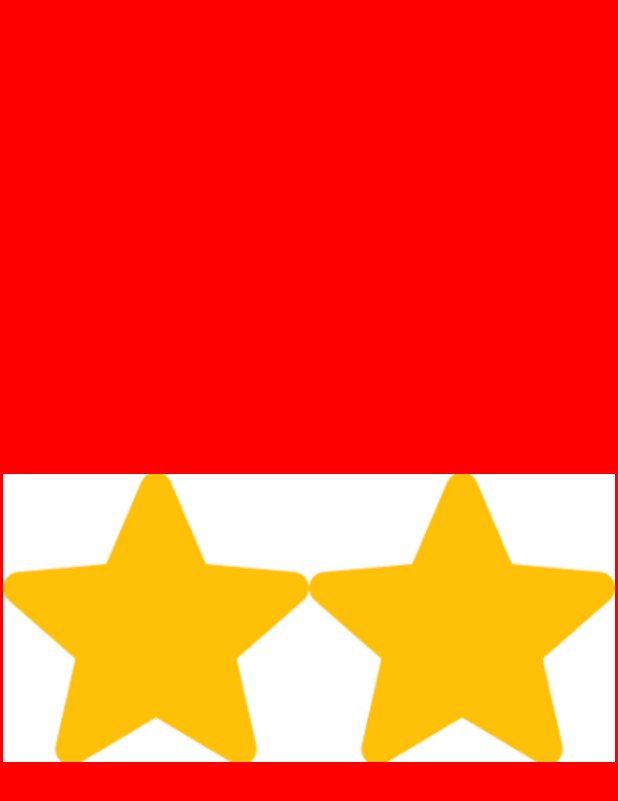
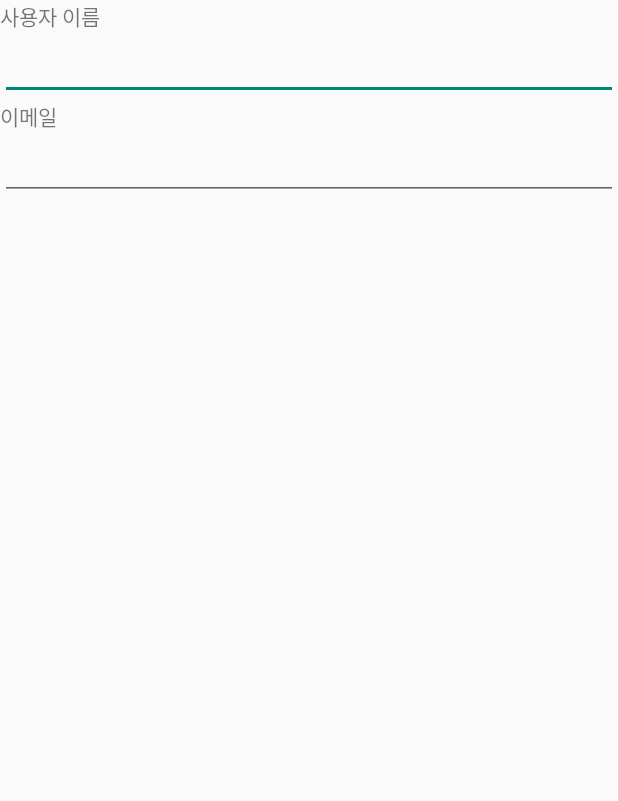
Before and after one commit to iamjooon2-playground/Gandroid-Starter, an Android app: the layout dialog.xml on its own in the app's theme, with its tools: preview values and no code run, on a phone screen of 412 x 824 dp. Shown: the top 801 px of the screen. Run offline under Robolectric (Android 15) with nearby library versions, the light colour scheme and no system bars.

Commit message:
과제 완성

```diff
--- a/app/src/main/res/layout/activity_main.xml
+++ b/app/src/main/res/layout/activity_main.xml
@@ -3,7 +3,7 @@
     xmlns:tools="http://schemas.android.com/tools"
     android:id="@+id/main"
     android:layout_width="match_parent"
-    android:layout_height="match_parent"
+    android:layout_height="wrap_content"
     android:gravity="center_horizontal"
     android:orientation="vertical"
     android:theme="@style/ThemeOverlay.AppCompat.ActionBar"
@@ -25,6 +25,7 @@
     <Button
         android:id="@+id/button"
         android:layout_width="wrap_content"
-        android:layout_height="wrap_content" />
+        android:layout_height="wrap_content"
+        android:text="여기를 클릭" />
 
 </LinearLayout>
--- a/app/src/main/res/layout/dialog.xml
+++ b/app/src/main/res/layout/dialog.xml
@@ -1,25 +1,24 @@
 <?xml version="1.0" encoding="utf-8"?>
 <LinearLayout xmlns:android="http://schemas.android.com/apk/res/android"
     android:layout_width="match_parent"
-    android:layout_height="match_parent"
-    android:background="#ff0000"
-    android:gravity="center">
-
-    <ImageView
-        android:layout_width="wrap_content"
-        android:layout_height="wrap_content"
-        android:src="@drawable/star" />
+    android:layout_height="wrap_content"
+    android:orientation="vertical">
 
     <TextView
-        android:id="@+id/toastText"
-        android:layout_width="wrap_content"
+        android:layout_width="match_parent"
+        android:layout_height="match_parent"
+        android:text="사용자 이름" />
+    <EditText
+        android:id="@+id/dialogEdit1"
+        android:layout_width="match_parent"
+        android:layout_height="wrap_content" />
+    <TextView
+        android:layout_width="match_parent"
         android:layout_height="wrap_content"
-        android:textSize="20dp" />
-
-    <ImageView
-        android:layout_width="wrap_content"
-        android:layout_height="wrap_content"
-        android:src="@drawable/star" />
-
+        android:text="이메일" />
+    <EditText
+        android:id="@+id/dialogEdit2"
+        android:layout_width="match_parent"
+        android:layout_height="wrap_content" />
 
 </LinearLayout>
```
Also changed, not shown: app/src/main/java/com/example/gandroid/MainActivity.kt (+49 -8 lines), app/src/main/res/layout/toast.xml (added, +26 -0 lines), app/src/main/res/drawable/people.png (added).
